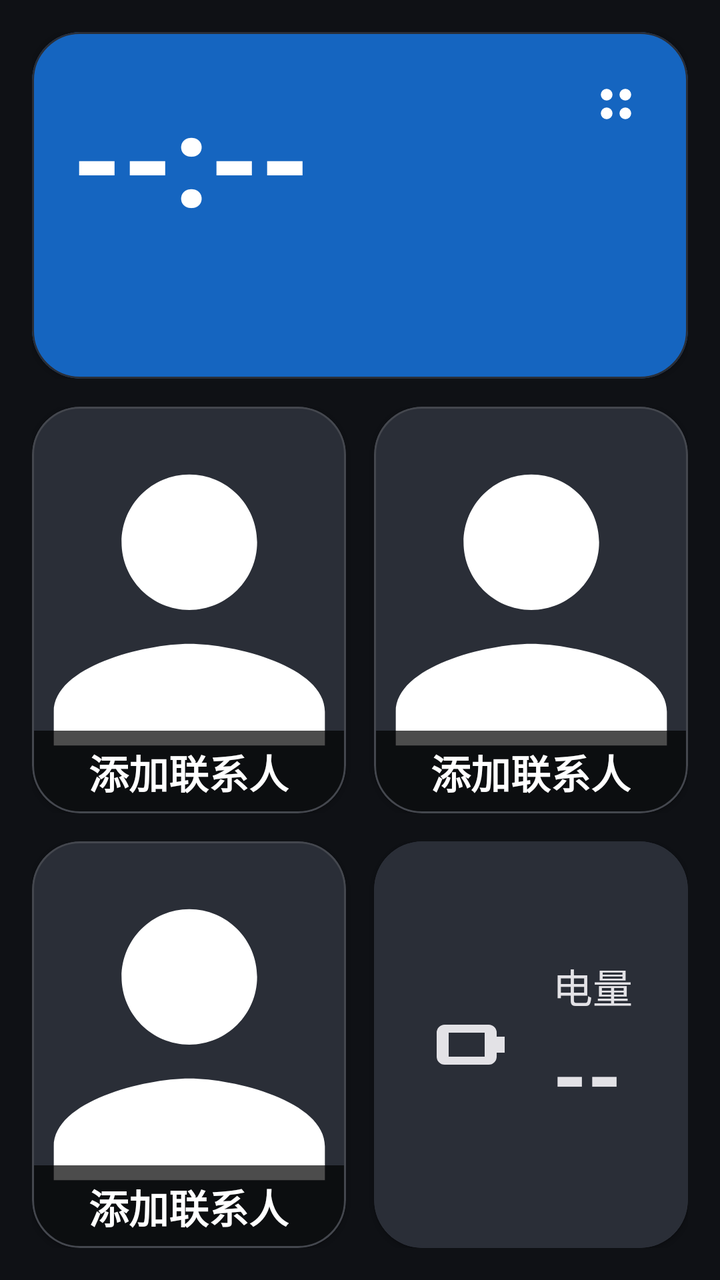
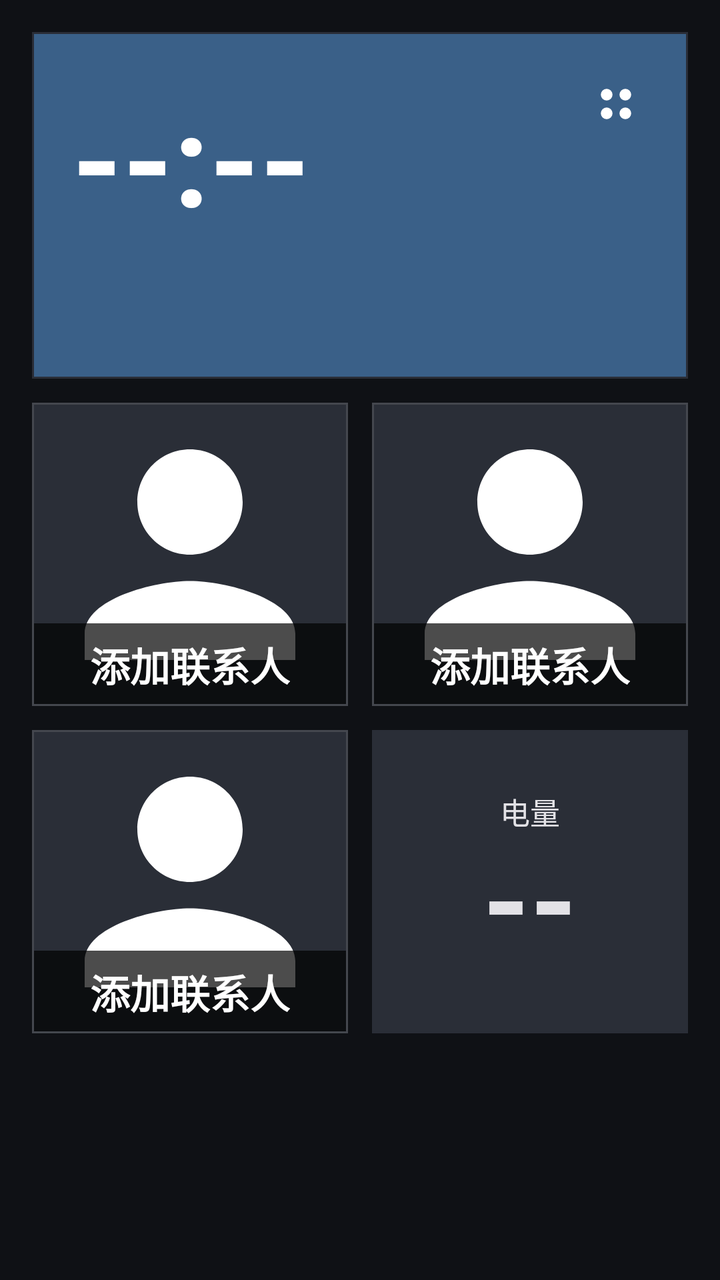

Before-and-after screenshots of an Android layout around one commit, followed by the original layout XML and the change that was made.
<!-- AndroidManifest.xml: application theme Theme.ElderLauncher -->
<!-- res/layout/activity_home.xml -->
<?xml version="1.0" encoding="utf-8"?>
<LinearLayout xmlns:android="http://schemas.android.com/apk/res/android"
    xmlns:app="http://schemas.android.com/apk/res-auto"
    android:orientation="vertical"
    android:padding="16dp"
    android:background="?android:colorBackground"
    android:layout_width="match_parent"
    android:layout_height="match_parent">

    
    <FrameLayout
        android:layout_width="match_parent"
        android:layout_height="wrap_content"
        android:layout_marginBottom="14dp">

        <com.google.android.material.card.MaterialCardView
            android:id="@+id/cardTime"
            android:layout_width="match_parent"
            android:layout_height="wrap_content"
            app:cardBackgroundColor="@color/colorTimeCard"
            app:cardCornerRadius="24dp"
            app:cardElevation="1dp"
            app:contentPadding="20dp">

            <LinearLayout
                android:id="@+id/timeBlock"
                android:orientation="vertical"
                android:layout_width="match_parent"
                android:layout_height="wrap_content"
                android:paddingEnd="64dp">

                <LinearLayout
                    android:orientation="horizontal"
                    android:gravity="center_vertical"
                    android:layout_width="wrap_content"
                    android:layout_height="wrap_content">

                    <TextView
                        android:id="@+id/tvTime"
                        android:layout_width="wrap_content"
                        android:layout_height="wrap_content"
                        android:text="--:--"
                        android:textSize="64sp"
                        android:textStyle="bold"
                        android:textColor="@android:color/white" />

                    <TextView
                        android:id="@+id/tvAmpm"
                        android:layout_width="wrap_content"
                        android:layout_height="wrap_content"
                        android:text=""
                        android:textSize="22sp"
                        android:textColor="@android:color/white"
                        android:layout_marginStart="12dp" />
                </LinearLayout>

                <TextView
                    android:id="@+id/tvDate"
                    android:layout_width="wrap_content"
                    android:layout_height="wrap_content"
                    android:text=""
                    android:textSize="18sp"
                    android:textColor="@android:color/white"
                    android:layout_marginTop="2dp" />

                <TextView
                    android:id="@+id/tvLunar"
                    android:layout_width="wrap_content"
                    android:layout_height="wrap_content"
                    android:text=""
                    android:textSize="16sp"
                    android:textColor="@android:color/white" />
            </LinearLayout>
        </com.google.android.material.card.MaterialCardView>

        
        <ImageButton
            android:id="@+id/btnSettings"
            android:layout_width="56dp"
            android:layout_height="56dp"
            android:layout_gravity="top|end"
            android:layout_margin="8dp"
            android:elevation="3dp"
            android:src="@drawable/ic_settings"
            android:background="?attr/selectableItemBackgroundBorderless"
            app:tint="@android:color/white"
            android:contentDescription="@string/home_settings"
            android:scaleType="centerInside" />
    </FrameLayout>

    
    <LinearLayout
        android:id="@+id/gridContacts"
        android:orientation="vertical"
        android:layout_width="match_parent"
        android:layout_height="0dp"
        android:layout_weight="1">

        <LinearLayout
            android:orientation="horizontal"
            android:layout_width="match_parent"
            android:layout_height="0dp"
            android:layout_weight="1">

            <com.google.android.material.card.MaterialCardView
                android:id="@+id/cardContact1"
                style="@style/ContactCard"
                android:layout_width="0dp"
                android:layout_height="match_parent"
                android:layout_weight="1"
                android:layout_marginEnd="7dp">
                <FrameLayout
                    android:layout_width="match_parent"
                    android:layout_height="match_parent">
                    <com.google.android.material.imageview.ShapeableImageView
                        android:id="@+id/imgAvatar1"
                        android:layout_width="match_parent"
                        android:layout_height="match_parent"
                        android:scaleType="centerCrop"
                        android:src="@drawable/ic_person"
                        app:shapeAppearanceOverlay="@style/AvatarRounded" />
                    <LinearLayout
                        android:id="@+id/nameBox1"
                        android:layout_width="match_parent"
                        android:layout_height="wrap_content"
                        android:layout_gravity="bottom"
                        android:background="#B3000000"
                        android:gravity="center"
                        android:padding="6dp">
                        <TextView
                            android:id="@+id/tvName1"
                            android:layout_width="wrap_content"
                            android:layout_height="wrap_content"
                            android:text="@string/contact_add"
                            android:textSize="20sp"
                            android:textStyle="bold"
                            android:textColor="@android:color/white"
                            android:ellipsize="end"
                            android:maxLines="1" />
                    </LinearLayout>
                </FrameLayout>
            </com.google.android.material.card.MaterialCardView>

            <com.google.android.material.card.MaterialCardView
                android:id="@+id/cardContact2"
                style="@style/ContactCard"
                android:layout_width="0dp"
                android:layout_height="match_parent"
                android:layout_weight="1"
                android:layout_marginStart="7dp">
                <FrameLayout
                    android:layout_width="match_parent"
                    android:layout_height="match_parent">
                    <com.google.android.material.imageview.ShapeableImageView
                        android:id="@+id/imgAvatar2"
                        android:layout_width="match_parent"
                        android:layout_height="match_parent"
                        android:scaleType="centerCrop"
                        android:src="@drawable/ic_person"
                        app:shapeAppearanceOverlay="@style/AvatarRounded" />
                    <LinearLayout
                        android:id="@+id/nameBox2"
                        android:layout_width="match_parent"
                        android:layout_height="wrap_content"
                        android:layout_gravity="bottom"
                        android:background="#B3000000"
                        android:gravity="center"
                        android:padding="6dp">
                        <TextView
                            android:id="@+id/tvName2"
                            android:layout_width="wrap_content"
                            android:layout_height="wrap_content"
                            android:text="@string/contact_add"
                            android:textSize="20sp"
                            android:textStyle="bold"
                            android:textColor="@android:color/white"
                            android:ellipsize="end"
                            android:maxLines="1" />
                    </LinearLayout>
                </FrameLayout>
            </com.google.android.material.card.MaterialCardView>
        </LinearLayout>

        <LinearLayout
            android:orientation="horizontal"
            android:layout_width="match_parent"
            android:layout_height="0dp"
            android:layout_weight="1"
            android:layout_marginTop="14dp">

            <com.google.android.material.card.MaterialCardView
                android:id="@+id/cardContact3"
                style="@style/ContactCard"
                android:layout_width="0dp"
                android:layout_height="match_parent"
                android:layout_weight="1"
                android:layout_marginEnd="7dp">
                <FrameLayout
                    android:layout_width="match_parent"
                    android:layout_height="match_parent">
                    <com.google.android.material.imageview.ShapeableImageView
                        android:id="@+id/imgAvatar3"
                        android:layout_width="match_parent"
                        android:layout_height="match_parent"
                        android:scaleType="centerCrop"
                        android:src="@drawable/ic_person"
                        app:shapeAppearanceOverlay="@style/AvatarRounded" />
                    <LinearLayout
                        android:id="@+id/nameBox3"
                        android:layout_width="match_parent"
                        android:layout_height="wrap_content"
                        android:layout_gravity="bottom"
                        android:background="#B3000000"
                        android:gravity="center"
                        android:padding="6dp">
                        <TextView
                            android:id="@+id/tvName3"
                            android:layout_width="wrap_content"
                            android:layout_height="wrap_content"
                            android:text="@string/contact_add"
                            android:textSize="20sp"
                            android:textStyle="bold"
                            android:textColor="@android:color/white"
                            android:ellipsize="end"
                            android:maxLines="1" />
                    </LinearLayout>
                </FrameLayout>
            </com.google.android.material.card.MaterialCardView>

            
            <com.google.android.material.card.MaterialCardView
                android:id="@+id/cardBattery"
                android:layout_width="0dp"
                android:layout_height="match_parent"
                android:layout_weight="1"
                android:layout_marginStart="7dp"
                app:cardBackgroundColor="@color/colorBatteryNormalBg"
                app:cardCornerRadius="24dp"
                app:cardElevation="1dp"
                app:contentPadding="16dp">

                <LinearLayout
                    android:orientation="horizontal"
                    android:gravity="center_vertical|center_horizontal"
                    android:layout_width="match_parent"
                    android:layout_height="match_parent">

                    <ImageView
                        android:id="@+id/imgBattery"
                        android:layout_width="48dp"
                        android:layout_height="48dp"
                        android:src="@drawable/ic_battery"
                        app:tint="@color/colorBatteryNormalFg" />

                    <LinearLayout
                        android:orientation="vertical"
                        android:layout_width="wrap_content"
                        android:layout_height="wrap_content"
                        android:layout_marginStart="14dp">
                        <TextView
                            android:id="@+id/tvBatteryLabel"
                            android:layout_width="wrap_content"
                            android:layout_height="wrap_content"
                            android:text="@string/home_battery"
                            android:textSize="20sp"
                            android:textColor="@color/colorBatteryNormalFg" />
                        <TextView
                            android:id="@+id/tvBattery"
                            android:layout_width="wrap_content"
                            android:layout_height="wrap_content"
                            android:text="--"
                            android:textSize="44sp"
                            android:textStyle="bold"
                            android:textColor="@color/colorBatteryNormalFg" />
                    </LinearLayout>
                </LinearLayout>
            </com.google.android.material.card.MaterialCardView>
        </LinearLayout>
    </LinearLayout>
</LinearLayout>
<!-- resources referenced by this layout -->
<resources>
  <color name="colorBatteryNormalBg">#2A2E37</color>
  <color name="colorBatteryNormalFg">#E3E2E6</color>
  <color name="colorTimeCard">#1565C0</color>
  <!-- drawable ic_battery (drawable) -->
  <vector xmlns:android="http://schemas.android.com/apk/res/android"
      android:width="48dp"
      android:height="48dp"
      android:viewportWidth="24"
      android:viewportHeight="24">
      
      <path
          android:fillColor="#FFFFFF"
          android:fillType="evenOdd"
          android:pathData="M4,7 h11 a2,2 0 0 1 2,2 v6 a2,2 0 0 1 -2,2 h-11 a2,2 0 0 1 -2,-2 v-6 a2,2 0 0 1 2,-2 z M5,9 h9 v6 h-9 z" />
      <path
          android:fillColor="#FFFFFF"
          android:pathData="M17,10 h2 v4 h-2 z" />
  </vector>
  <!-- drawable ic_person (drawable) -->
  <vector xmlns:android="http://schemas.android.com/apk/res/android"
      android:width="56dp"
      android:height="56dp"
      android:viewportWidth="24"
      android:viewportHeight="24">
      <path
          android:fillColor="#FFFFFF"
          android:pathData="M12,12c2.21,0 4,-1.79 4,-4s-1.79,-4 -4,-4 -4,1.79 -4,4 1.79,4 4,4zM12,14c-2.67,0 -8,1.34 -8,4v2h16v-2c0,-2.66 -5.33,-4 -8,-4z" />
  </vector>
  <!-- drawable ic_settings (drawable) -->
  <vector xmlns:android="http://schemas.android.com/apk/res/android"
      android:width="28dp"
      android:height="28dp"
      android:viewportWidth="24"
      android:viewportHeight="24">
      
      <path android:fillColor="#FFFFFF" android:pathData="M5.5,8 a2.5,2.5 0 1,0 5,0 a2.5,2.5 0 1,0 -5,0 z" />
      <path android:fillColor="#FFFFFF" android:pathData="M13.5,8 a2.5,2.5 0 1,0 5,0 a2.5,2.5 0 1,0 -5,0 z" />
      <path android:fillColor="#FFFFFF" android:pathData="M5.5,16 a2.5,2.5 0 1,0 5,0 a2.5,2.5 0 1,0 -5,0 z" />
      <path android:fillColor="#FFFFFF" android:pathData="M13.5,16 a2.5,2.5 0 1,0 5,0 a2.5,2.5 0 1,0 -5,0 z" />
  </vector>
  <string name="contact_add">添加联系人</string>
  <string name="home_battery">电量</string>
  <string name="home_settings">设置</string>
  <style name="AvatarRounded">
          <item name="cornerFamily">rounded</item>
          <item name="cornerSize">24dp</item>
      </style>
  <style name="ContactCard" parent="Widget.Material3.CardView.Filled">
          <item name="cardBackgroundColor">?attr/colorSurfaceVariant</item>
          <item name="cardCornerRadius">24dp</item>
          <item name="cardElevation">1dp</item>
          <item name="contentPadding">0dp</item>
          <item name="strokeColor">?attr/colorOutline</item>
          <item name="strokeWidth">1dp</item>
      </style>
  <color name="colorPrimary">#AEC6FF</color>
  <color name="colorOnPrimary">#0B2F66</color>
  <color name="colorPrimaryContainer">#284786</color>
  <color name="colorOnPrimaryContainer">#D9E2FF</color>
  <color name="colorSecondary">#BEC6DC</color>
  <color name="colorOnSecondary">#283141</color>
  <color name="colorSecondaryContainer">#3E4759</color>
  <color name="colorOnSecondaryContainer">#DAE2F9</color>
  <color name="colorTertiary">#DDBCE4</color>
  <color name="colorOnTertiary">#3F2844</color>
  <color name="colorTertiaryContainer">#573E5C</color>
  <color name="colorOnTertiaryContainer">#FAD8FF</color>
  <color name="colorOnBackground">#E2E2E9</color>
  <color name="colorSurface">#1A1C22</color>
  <color name="colorOnSurface">#E3E2E6</color>
  <color name="colorSurfaceVariant">#2A2E37</color>
  <color name="colorOnSurfaceVariant">#C3C6CF</color>
  <color name="colorSurfaceContainer">#1E2128</color>
  <color name="colorSurfaceContainerHigh">#282C34</color>
  <color name="colorSurfaceContainerHighest">#33373F</color>
  <color name="colorOutline">#44474E</color>
  <color name="colorOutlineVariant">#2A2E37</color>
  <color name="colorError">#FFB4AB</color>
  <color name="colorOnError">#690005</color>
  <color name="colorErrorContainer">#93000A</color>
  <color name="colorOnErrorContainer">#FFDAD6</color>
  <color name="colorBackground">#0F1115</color>
  <!-- unchanged entries left out for length: 1 -->
</resources>

<!-- the commit's change to res/layout/activity_home.xml (unified diff, before → after) -->
@@ -11,15 +11,15 @@
     <FrameLayout
         android:layout_width="match_parent"
         android:layout_height="wrap_content"
-        android:layout_marginBottom="14dp">
+        android:layout_marginBottom="12dp">
 
         <com.google.android.material.card.MaterialCardView
             android:id="@+id/cardTime"
             android:layout_width="match_parent"
             android:layout_height="wrap_content"
             app:cardBackgroundColor="@color/colorTimeCard"
-            app:cardCornerRadius="24dp"
-            app:cardElevation="1dp"
+            app:cardCornerRadius="0dp"
+            app:cardElevation="0dp"
             app:contentPadding="20dp">
 
             <LinearLayout
@@ -108,7 +108,7 @@
                 android:layout_width="0dp"
                 android:layout_height="match_parent"
                 android:layout_weight="1"
-                android:layout_marginEnd="7dp">
+                android:layout_marginEnd="6dp">
                 <FrameLayout
                     android:layout_width="match_parent"
                     android:layout_height="match_parent">
@@ -147,7 +147,7 @@
                 android:layout_width="0dp"
                 android:layout_height="match_parent"
                 android:layout_weight="1"
-                android:layout_marginStart="7dp">
+                android:layout_marginStart="6dp">
                 <FrameLayout
                     android:layout_width="match_parent"
                     android:layout_height="match_parent">
@@ -186,7 +186,7 @@
             android:layout_width="match_parent"
             android:layout_height="0dp"
             android:layout_weight="1"
-            android:layout_marginTop="14dp">
+            android:layout_marginTop="12dp">
 
             <com.google.android.material.card.MaterialCardView
                 android:id="@+id/cardContact3"
@@ -194,7 +194,7 @@
                 android:layout_width="0dp"
                 android:layout_height="match_parent"
                 android:layout_weight="1"
-                android:layout_marginEnd="7dp">
+                android:layout_marginEnd="6dp">
                 <FrameLayout
                     android:layout_width="match_parent"
                     android:layout_height="match_parent">
@@ -233,48 +233,43 @@
                 android:layout_width="0dp"
                 android:layout_height="match_parent"
                 android:layout_weight="1"
-                android:layout_marginStart="7dp"
+                android:layout_marginStart="6dp"
                 app:cardBackgroundColor="@color/colorBatteryNormalBg"
-                app:cardCornerRadius="24dp"
-                app:cardElevation="1dp"
-                app:contentPadding="16dp">
+                app:cardCornerRadius="0dp"
+                app:cardElevation="0dp"
+                app:contentPadding="12dp">
 
                 <LinearLayout
-                    android:orientation="horizontal"
-                    android:gravity="center_vertical|center_horizontal"
-                    android:layout_width="match_parent"
-                    android:layout_height="match_parent">
-
-                    <ImageView
-                        android:id="@+id/imgBattery"
-                        android:layout_width="48dp"
-                        android:layout_height="48dp"
-                        android:src="@drawable/ic_battery"
-                        app:tint="@color/colorBatteryNormalFg" />
-
-                    <LinearLayout
-                        android:orientation="vertical"
-                        android:layout_width="wrap_content"
-                        android:layout_height="wrap_content"
-                        android:layout_marginStart="14dp">
-                        <TextView
-                            android:id="@+id/tvBatteryLabel"
-                            android:layout_width="wrap_content"
-                            android:layout_height="wrap_content"
-                            android:text="@string/home_battery"
-                            android:textSize="20sp"
-                            android:textColor="@color/colorBatteryNormalFg" />
-                        <TextView
-                            android:id="@+id/tvBattery"
-                            android:layout_width="wrap_content"
-                            android:layout_height="wrap_content"
-                            android:text="--"
-                            android:textSize="44sp"
-                            android:textStyle="bold"
-                            android:textColor="@color/colorBatteryNormalFg" />
-                    </LinearLayout>
+                    android:orientation="vertical"
+                    android:gravity="center"
+                    android:layout_width="match_parent"
+                    android:layout_height="match_parent">
+
+                    <TextView
+                        android:id="@+id/tvBatteryLabel"
+                        android:layout_width="wrap_content"
+                        android:layout_height="wrap_content"
+                        android:text="@string/home_battery"
+                        android:textSize="15sp"
+                        android:textColor="@color/colorBatteryNormalFg" />
+
+                    <TextView
+                        android:id="@+id/tvBattery"
+                        android:layout_width="wrap_content"
+                        android:layout_height="wrap_content"
+                        android:text="--"
+                        android:textSize="60sp"
+                        android:textStyle="bold"
+                        android:includeFontPadding="false"
+                        android:textColor="@color/colorBatteryNormalFg" />
                 </LinearLayout>
             </com.google.android.material.card.MaterialCardView>
         </LinearLayout>
     </LinearLayout>
+
+    
+    <View
+        android:layout_width="match_parent"
+        android:layout_height="0dp"
+        android:layout_weight="0.34" />
 </LinearLayout>
<!-- resource entries referenced after the edit -->
@@ -2,22 +2,7 @@
 <resources>
   <color name="colorBatteryNormalBg">#2A2E37</color>
   <color name="colorBatteryNormalFg">#E3E2E6</color>
-  <color name="colorTimeCard">#1565C0</color>
-  <!-- drawable ic_battery (drawable) -->
-  <vector xmlns:android="http://schemas.android.com/apk/res/android"
-      android:width="48dp"
-      android:height="48dp"
-      android:viewportWidth="24"
-      android:viewportHeight="24">
-      
-      <path
-          android:fillColor="#FFFFFF"
-          android:fillType="evenOdd"
-          android:pathData="M4,7 h11 a2,2 0 0 1 2,2 v6 a2,2 0 0 1 -2,2 h-11 a2,2 0 0 1 -2,-2 v-6 a2,2 0 0 1 2,-2 z M5,9 h9 v6 h-9 z" />
-      <path
-          android:fillColor="#FFFFFF"
-          android:pathData="M17,10 h2 v4 h-2 z" />
-  </vector>
+  <color name="colorTimeCard">#3A6088</color>
   <!-- drawable ic_person (drawable) -->
   <vector xmlns:android="http://schemas.android.com/apk/res/android"
       android:width="56dp"
@@ -45,12 +30,12 @@
   <string name="home_settings">设置</string>
   <style name="AvatarRounded">
           <item name="cornerFamily">rounded</item>
-          <item name="cornerSize">24dp</item>
+          <item name="cornerSize">0dp</item>
       </style>
   <style name="ContactCard" parent="Widget.Material3.CardView.Filled">
           <item name="cardBackgroundColor">?attr/colorSurfaceVariant</item>
-          <item name="cardCornerRadius">24dp</item>
-          <item name="cardElevation">1dp</item>
+          <item name="cardCornerRadius">0dp</item>
+          <item name="cardElevation">0dp</item>
           <item name="contentPadding">0dp</item>
           <item name="strokeColor">?attr/colorOutline</item>
           <item name="strokeWidth">1dp</item>
